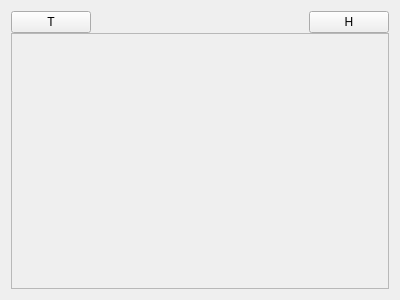
LotusAndCompany/devtools, file gui/contents_area.ui: the form before one commit.
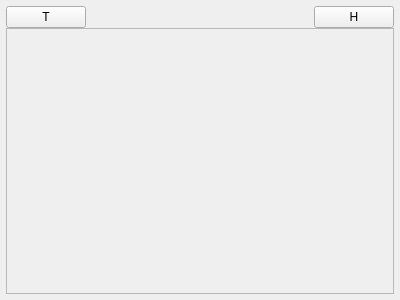
The form after the commit.

Commit message: Modify mainwindow layout

```diff
--- a/gui/contents_area.ui
+++ b/gui/contents_area.ui
@@ -17,6 +17,18 @@
    <property name="spacing">
     <number>0</number>
    </property>
+   <property name="leftMargin">
+    <number>6</number>
+   </property>
+   <property name="topMargin">
+    <number>6</number>
+   </property>
+   <property name="rightMargin">
+    <number>6</number>
+   </property>
+   <property name="bottomMargin">
+    <number>6</number>
+   </property>
    <item>
     <layout class="QHBoxLayout" name="horizontalLayout">
      <item>
```
The commit also changes 3 other files.
